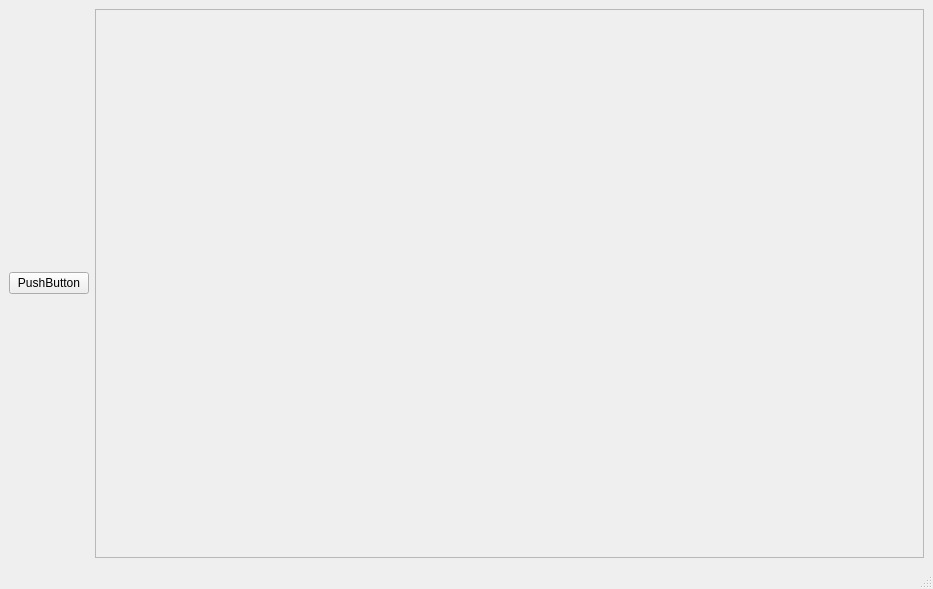
The window that untitled.ui (jy03018013/VideoManager) describes before a commit, drawn with Qt 5.
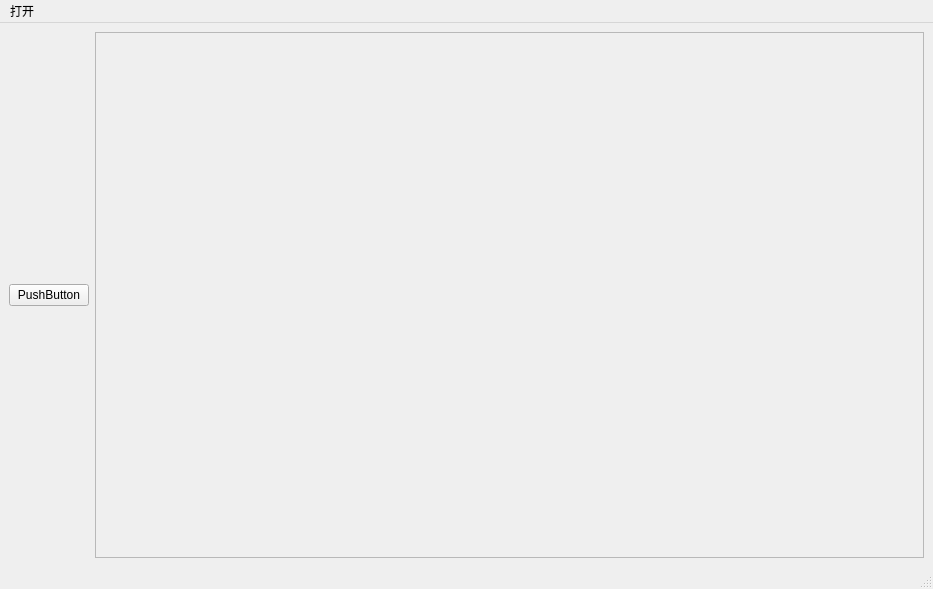
The same window after the commit.

The edit to the form file:
```diff
--- a/untitled.ui
+++ b/untitled.ui
@@ -64,6 +64,14 @@
      <height>23</height>
     </rect>
    </property>
+   <widget class="QMenu" name="menu">
+    <property name="title">
+     <string>打开</string>
+    </property>
+    <addaction name="openfile"/>
+    <addaction name="openfolder"/>
+   </widget>
+   <addaction name="menu"/>
   </widget>
   <widget class="QStatusBar" name="statusbar"/>
  </widget>
```
Left out of the diff: 10 changed lines with no effect on the pictures.
